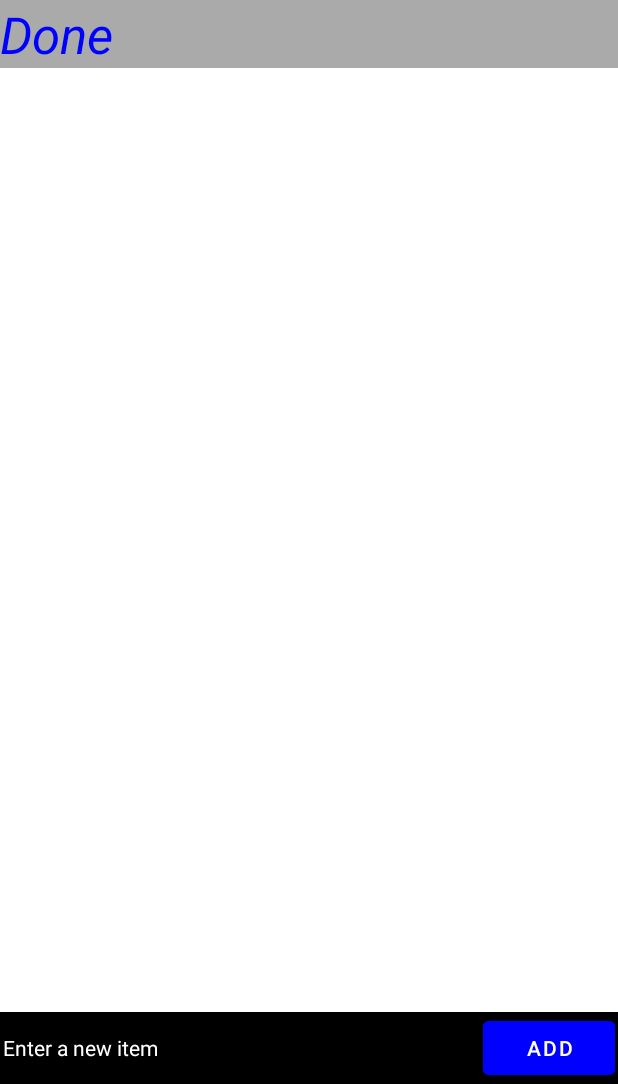
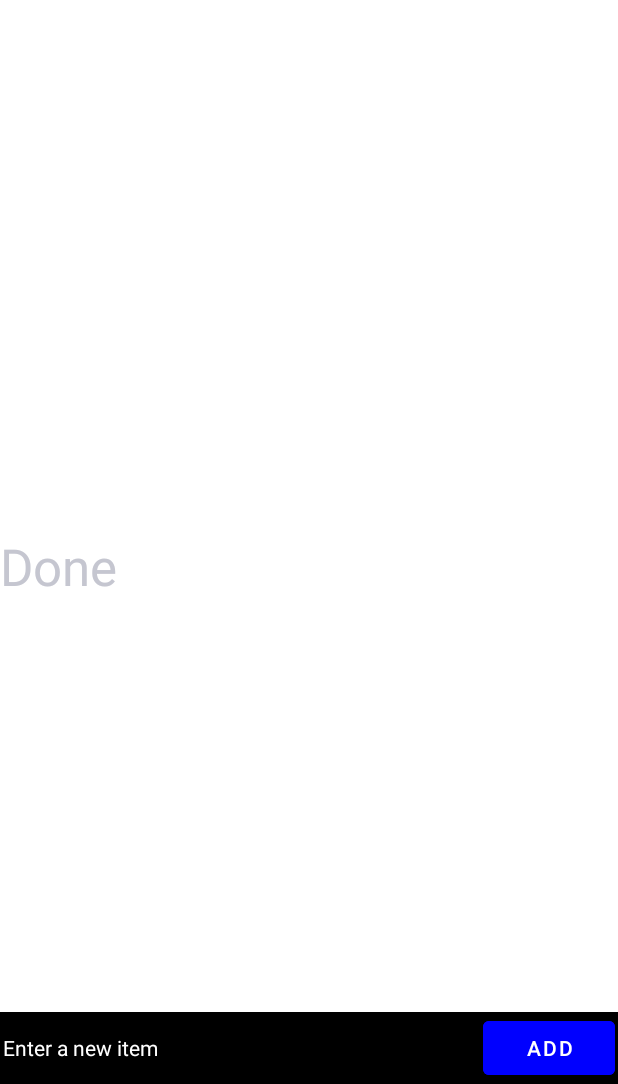
Before and after one commit to gindered/MyApplication, an Android app: the screen it shows after launch (MainActivity), on a phone screen of 412 x 824 dp, the part 152-1236 px from its top. Run offline under Robolectric (Android 15) with nearby library versions, the phone set to English and light mode, and no system bars.

Commit message:
improved visibility, scrolling

```diff
--- a/app/src/main/java/com/example/myapplication/MainActivity.java
+++ b/app/src/main/java/com/example/myapplication/MainActivity.java
@@ -121,7 +121,6 @@ public class MainActivity extends AppCompatActivity {
                     // Switch array of item
                     itemsDoneAdapter.add(items.get(pos));
                     items.remove(pos);
-                    //itemsDone.add(items.get(pos));
 
                     // Refresh the adapter
                     itemsAdapter.notifyDataSetChanged();
@@ -145,7 +144,6 @@ public class MainActivity extends AppCompatActivity {
                     // Switch array of item
                     itemsAdapter.add(itemsDone.get(pos));
                     itemsDone.remove(pos);
-                    //itemsDone.add(items.get(pos));
 
                     // Refresh the adapter
                     itemsAdapter.notifyDataSetChanged();
--- a/app/src/main/res/layout/activity_main.xml
+++ b/app/src/main/res/layout/activity_main.xml
@@ -8,40 +8,50 @@ in einer Android-Anwendung definiert-->
     android:layout_height="match_parent"
     tools:context=".MainActivity">
 
+    <LinearLayout
+        android:id="@+id/lvItemsLayout"
+        android:layout_width="match_parent"
+        android:layout_height="400dp"
+        android:orientation="vertical">
+
         <TextView
             android:id="@+id/lvItemsTitle"
             android:layout_width="match_parent"
             android:layout_height="wrap_content"
             android:text="@string/open_tasks"
-        android:textAppearance="@style/TextAppearance.AppCompat.Display1"
-        />
+            android:textAppearance="@style/TextAppearance.AppCompat.Display1" />
 
         <ListView
             android:id="@+id/lvItems"
             android:layout_width="match_parent"
             android:layout_height="wrap_content"
-        android:layout_below="@id/lvItemsTitle"
-        />
+            android:layout_below="@id/lvItemsTitle" />
+
+    </LinearLayout>
+
+    <LinearLayout
+        android:id="@+id/lvItemsDoneLayout"
+        android:layout_width="match_parent"
+        android:layout_height="400dp"
+        android:layout_below="@id/lvItemsLayout"
+        android:orientation="vertical">
 
         <TextView
             android:id="@+id/lvItemsDoneTitle"
             android:layout_width="match_parent"
             android:layout_height="wrap_content"
-        android:layout_below="@id/lvItems"
-        android:background="#aaaaaa"
             android:text="@string/done_tasks"
             android:textAppearance="@style/TextAppearance.AppCompat.Display1"
-        android:textColor="@color/accent"
-        android:textStyle="italic" />
+        />
 
         <ListView
             android:id="@+id/lvItemsDone"
-        android:textStyle="italic"
             android:layout_width="match_parent"
             android:layout_height="wrap_content"
             android:layout_below="@id/lvItemsDoneTitle"
-        android:background="#aaaaaa"
         />
+
+    </LinearLayout>
 
     <LinearLayout
         android:id="@+id/LinLayout"
```
Lines whose indentation alone changed are shown as unchanged.
